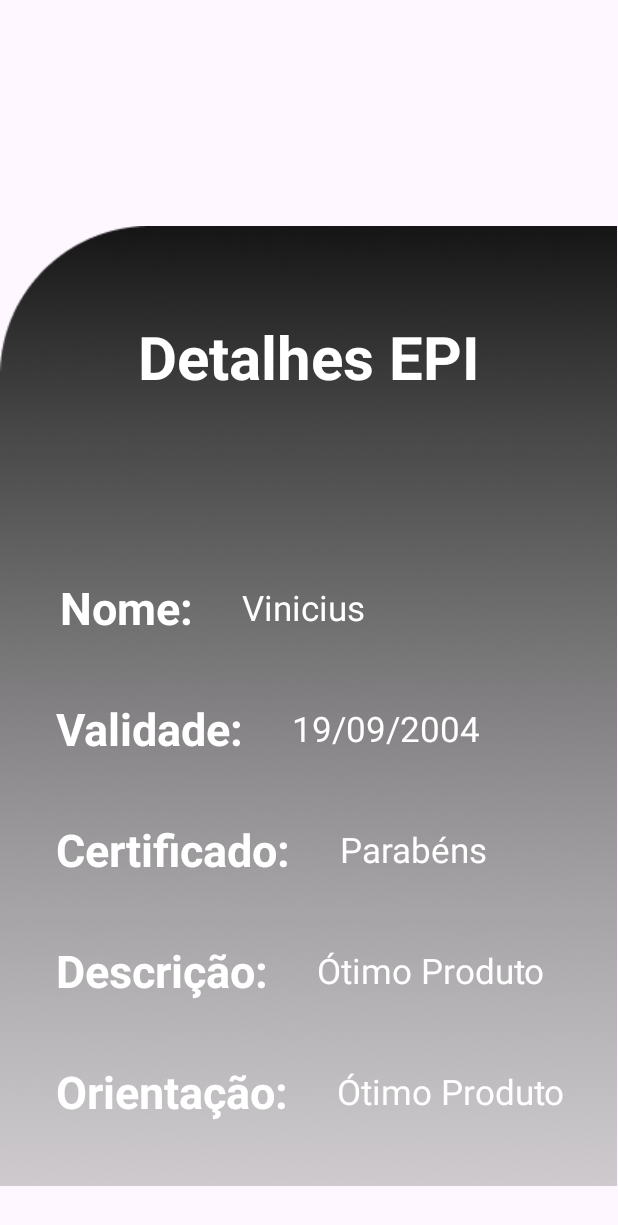
After one commit to Kainafelipe16/SafeGuardPro, an Android app: the fragment DetailEPIFragment shown on its own in the app's theme, on a phone screen of 412 x 824 dp. The commit adds this screen. Shown: the top 1225 px of the screen. Run offline under Robolectric (Android 15) with nearby library versions, the phone set to English and light mode, and no system bars.

Commit message:
criação das telas DETAIL e atualização da tela Relatório EPI

```diff
--- /dev/null
+++ b/app/src/main/java/com/akatsuki/safeguardpro/view/DetailEPIFragment.kt
@@ -0,0 +1,28 @@
+package com.akatsuki.safeguardpro.view
+
+import android.os.Bundle
+import androidx.fragment.app.Fragment
+import android.view.LayoutInflater
+import android.view.View
+import android.view.ViewGroup
+import androidx.fragment.app.viewModels
+import com.akatsuki.safeguardpro.R
+import com.akatsuki.safeguardpro.databinding.ActivityMainBinding
+import com.akatsuki.safeguardpro.databinding.FragmentDetailEPIBinding
+
+class DetailEPIFragment : Fragment() {
+
+
+    //Criar o binding
+    private var _binding : FragmentDetailEPIBinding? = null
+    private val binding : FragmentDetailEPIBinding get()= _binding!!
+
+    override fun onCreateView(
+        inflater: LayoutInflater, container: ViewGroup?,
+        savedInstanceState: Bundle?
+    ): View? {
+        // Configurar o binding
+        _binding = FragmentDetailEPIBinding.inflate(inflater, container, false)
+        return binding.root
+    }
+}
--- /dev/null
+++ b/app/src/main/res/layout/fragment_detail_e_p_i.xml
@@ -0,0 +1,161 @@
+<?xml version="1.0" encoding="utf-8"?>
+<androidx.constraintlayout.widget.ConstraintLayout xmlns:android="http://schemas.android.com/apk/res/android"
+    xmlns:app="http://schemas.android.com/apk/res-auto"
+    xmlns:tools="http://schemas.android.com/tools"
+    android:layout_width="match_parent"
+    android:layout_height="match_parent"
+    tools:context=".view.DetailEPIFragment">
+
+    <ImageView
+        android:id="@+id/imgTelaEpiDetail"
+        android:layout_width="wrap_content"
+        android:layout_height="wrap_content"
+        android:layout_marginTop="108dp"
+        android:src="@drawable/rectangle_5__3_"
+        app:layout_constraintBottom_toBottomOf="parent"
+        app:layout_constraintEnd_toEndOf="parent"
+        app:layout_constraintHorizontal_bias="0.0"
+        app:layout_constraintStart_toStartOf="parent"
+        app:layout_constraintTop_toTopOf="parent"
+        app:layout_constraintVertical_bias="0.562" />
+
+    <TextView
+        android:id="@+id/tvTituloEpi"
+        android:layout_width="wrap_content"
+        android:layout_height="wrap_content"
+        android:text="Detalhes EPI"
+        android:layout_marginTop="60dp"
+        android:textSize="40sp"
+        android:textColor="@color/white"
+        android:textStyle="bold"
+        app:layout_constraintEnd_toEndOf="parent"
+        app:layout_constraintStart_toStartOf="parent"
+        app:layout_constraintTop_toTopOf="@+id/imgTelaEpiDetail" />
+
+    <TextView
+        android:id="@+id/lblNomeDetailEpi"
+        android:layout_width="wrap_content"
+        android:layout_height="wrap_content"
+        android:text="Nome: "
+        android:textColor="@color/white"
+        android:textSize="30sp"
+        android:textStyle="bold"
+        android:layout_marginTop="120dp"
+        android:layout_marginStart="40dp"
+        app:layout_constraintStart_toStartOf="parent"
+        app:layout_constraintTop_toBottomOf="@+id/tvTituloEpi" />
+
+    <TextView
+        android:id="@+id/tvNomeDetailEpi"
+        android:layout_width="wrap_content"
+        android:layout_height="wrap_content"
+        android:text="Vinicius"
+        android:textColor="@color/white"
+        android:textSize="23sp"
+        android:layout_marginStart="25dp"
+        app:layout_constraintBottom_toBottomOf="@+id/lblNomeDetailEpi"
+        app:layout_constraintStart_toEndOf="@+id/lblNomeDetailEpi"
+        app:layout_constraintTop_toTopOf="@+id/lblNomeDetailEpi" />
+
+    <TextView
+        android:id="@+id/lblValidadeDetailEpi"
+        android:layout_width="wrap_content"
+        android:layout_height="wrap_content"
+        android:text="Validade: "
+        android:textColor="@color/white"
+        android:textSize="30sp"
+        android:textStyle="bold"
+        android:layout_marginTop="40dp"
+        android:layout_marginStart="37dp"
+        app:layout_constraintStart_toStartOf="parent"
+        app:layout_constraintTop_toBottomOf="@+id/lblNomeDetailEpi" />
+
+    <TextView
+        android:id="@+id/tvValidadeDetailEpi"
+        android:layout_width="wrap_content"
+        android:layout_height="wrap_content"
+        android:text="19/09/2004"
+        android:textColor="@color/white"
+        android:textSize="23sp"
+        android:layout_marginStart="25dp"
+        app:layout_constraintBottom_toBottomOf="@+id/lblValidadeDetailEpi"
+        app:layout_constraintStart_toEndOf="@+id/lblValidadeDetailEpi"
+        app:layout_constraintTop_toTopOf="@+id/lblValidadeDetailEpi" />
+
+    <TextView
+        android:id="@+id/lblCertificadoDetailEpi"
+        android:layout_width="wrap_content"
+        android:layout_height="wrap_content"
+        android:text="Certificado: "
+        android:textColor="@color/white"
+        android:textSize="30sp"
+        android:textStyle="bold"
+        android:layout_marginTop="40dp"
+        android:layout_marginStart="37dp"
+        app:layout_constraintStart_toStartOf="parent"
+        app:layout_constraintTop_toBottomOf="@+id/lblValidadeDetailEpi" />
+
+    <TextView
+        android:id="@+id/tvCertificadoDetailEpi"
+        android:layout_width="wrap_content"
+        android:layout_height="wrap_content"
+        android:text="Parabéns"
+        android:textColor="@color/white"
+        android:textSize="23sp"
+        android:layout_marginStart="25dp"
+        app:layout_constraintBottom_toBottomOf="@+id/lblCertificadoDetailEpi"
+        app:layout_constraintStart_toEndOf="@+id/lblCertificadoDetailEpi"
+        app:layout_constraintTop_toTopOf="@+id/lblCertificadoDetailEpi" />
+
+    <TextView
+        android:id="@+id/lblDescricaoDetailEpi"
+        android:layout_width="wrap_content"
+        android:layout_height="wrap_content"
+        android:layout_marginStart="37dp"
+        android:layout_marginTop="40dp"
+        android:text="Descrição: "
+        android:textColor="@color/white"
+        android:textSize="30sp"
+        android:textStyle="bold"
+        app:layout_constraintStart_toStartOf="parent"
+        app:layout_constraintTop_toBottomOf="@+id/lblCertificadoDetailEpi" />
+
+    <TextView
+        android:id="@+id/tvDescricaoDetailEpi"
+        android:layout_width="wrap_content"
+        android:layout_height="wrap_content"
+        android:layout_marginStart="25dp"
+        android:text="Ótimo Produto"
+        android:textColor="@color/white"
+        android:textSize="23sp"
+        app:layout_constraintBottom_toBottomOf="@+id/lblDescricaoDetailEpi"
+        app:layout_constraintStart_toEndOf="@+id/lblDescricaoDetailEpi"
+        app:layout_constraintTop_toTopOf="@+id/lblDescricaoDetailEpi" />
+
+    <TextView
+        android:id="@+id/lblOrientacaoDetailEpi"
+        android:layout_width="wrap_content"
+        android:layout_height="wrap_content"
+        android:text="Orientação: "
+        android:layout_marginStart="37dp"
+        android:layout_marginTop="40dp"
+        android:textColor="@color/white"
+        android:textSize="30sp"
+        android:textStyle="bold"
+        app:layout_constraintStart_toStartOf="parent"
+        app:layout_constraintTop_toBottomOf="@+id/lblDescricaoDetailEpi" />
+
+    <TextView
+        android:id="@+id/tvOrientacaoDetailEpi"
+        android:layout_width="wrap_content"
+        android:layout_height="wrap_content"
+        android:text="Ótimo Produto"
+        android:textColor="@color/white"
+        android:textSize="23sp"
+        android:layout_marginStart="25dp"
+        app:layout_constraintBottom_toBottomOf="@+id/lblOrientacaoDetailEpi"
+        app:layout_constraintStart_toEndOf="@+id/lblOrientacaoDetailEpi"
+        app:layout_constraintTop_toTopOf="@+id/lblOrientacaoDetailEpi" />
+
+
+</androidx.constraintlayout.widget.ConstraintLayout>
```
Also changed, not shown: app/src/main/java/com/akatsuki/safeguardpro/view/DetailFuncionarioFragment.kt (added, +29 -0 lines), app/src/main/java/com/akatsuki/safeguardpro/view/MainActivity.kt (+15 -1 lines), app/src/main/res/drawable/ic_user.xml (added, +9 -0 lines), app/src/main/res/drawable/ic_user1.xml (added, +9 -0 lines), app/src/main/res/layout/activity_main.xml (+9 -0 lines), app/src/main/res/layout/fragment_detail_funcionario.xml (added, +142 -0 lines), app/src/main/res/layout/fragment_relatorio_epi.xml (+6 -5 lines), app/src/main/res/drawable/user_removebg_preview.png (added).
